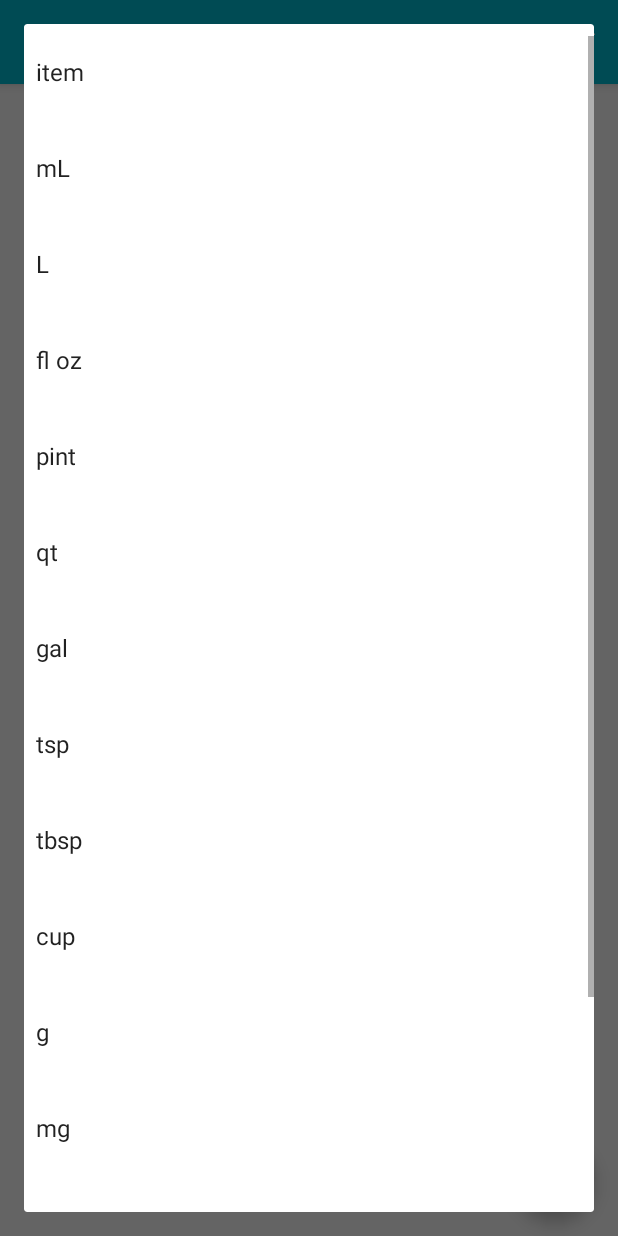
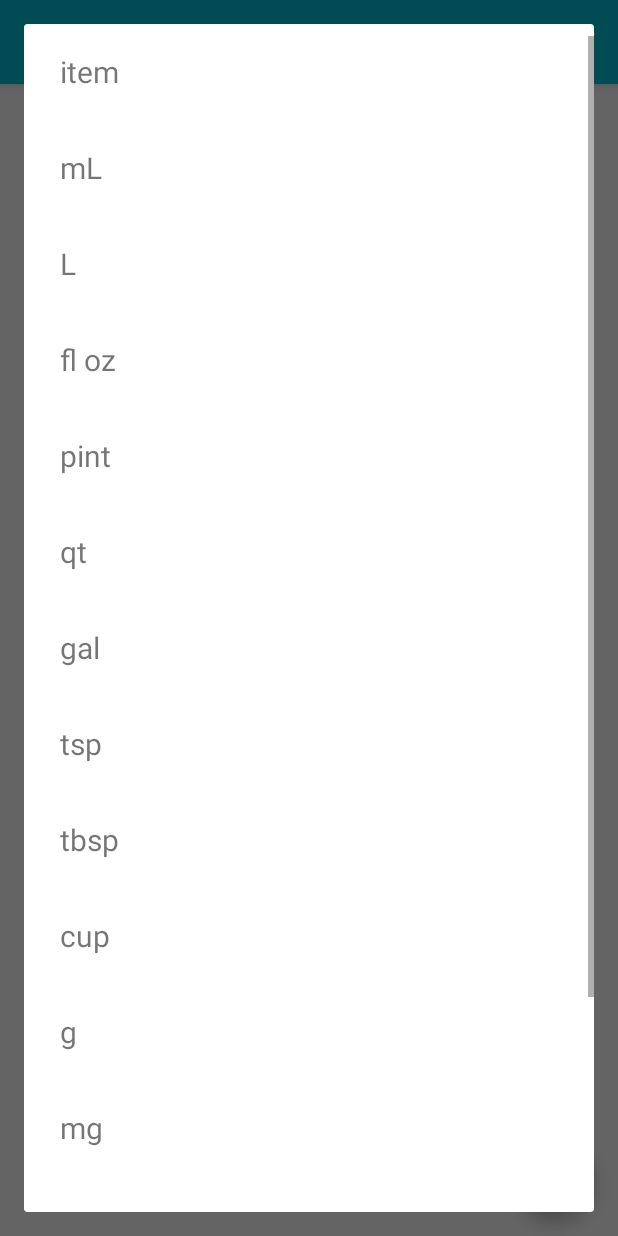
Before and after one commit to Dietmar-Franken/MyFridge, an Android app: the EditorActivity screen opened directly, with no data from a screen before it, after a tap on "item", on a phone screen of 412 x 824 dp. Run offline under Robolectric (Android 15) with nearby library versions, the phone set to English and light mode, and no system bars.

Commit message:
unit spinner style tweaks

```diff
--- a/app/src/main/java/xyz/marshallaf/myfridge/EditorActivity.java
+++ b/app/src/main/java/xyz/marshallaf/myfridge/EditorActivity.java
@@ -240,7 +240,7 @@ public class EditorActivity extends AppCompatActivity implements LoaderManager.L
         ArrayAdapter unitSpinnerAdapter = new ArrayAdapter(this, android.R.layout.simple_spinner_item, unitArray);
 
         // set dropdown style
-        unitSpinnerAdapter.setDropDownViewResource(android.R.layout.simple_dropdown_item_1line);
+        unitSpinnerAdapter.setDropDownViewResource(R.layout.spinner_dialog_item);
 
         // bind the adapter to the spinner
         mUnitSpinner.setAdapter(unitSpinnerAdapter);
--- /dev/null
+++ b/app/src/main/res/layout/spinner_dialog_item.xml
@@ -0,0 +1,11 @@
+<?xml version="1.0" encoding="utf-8"?>
+<TextView xmlns:android="http://schemas.android.com/apk/res/android"
+    xmlns:tools="http://schemas.android.com/tools"
+    android:layout_width="match_parent"
+    android:layout_height="?android:attr/listPreferredItemHeight"
+    android:paddingStart="24dp"
+    android:gravity="center_vertical"
+    android:textSize="20sp"
+    tools:text="item">
+
+</TextView>
```
